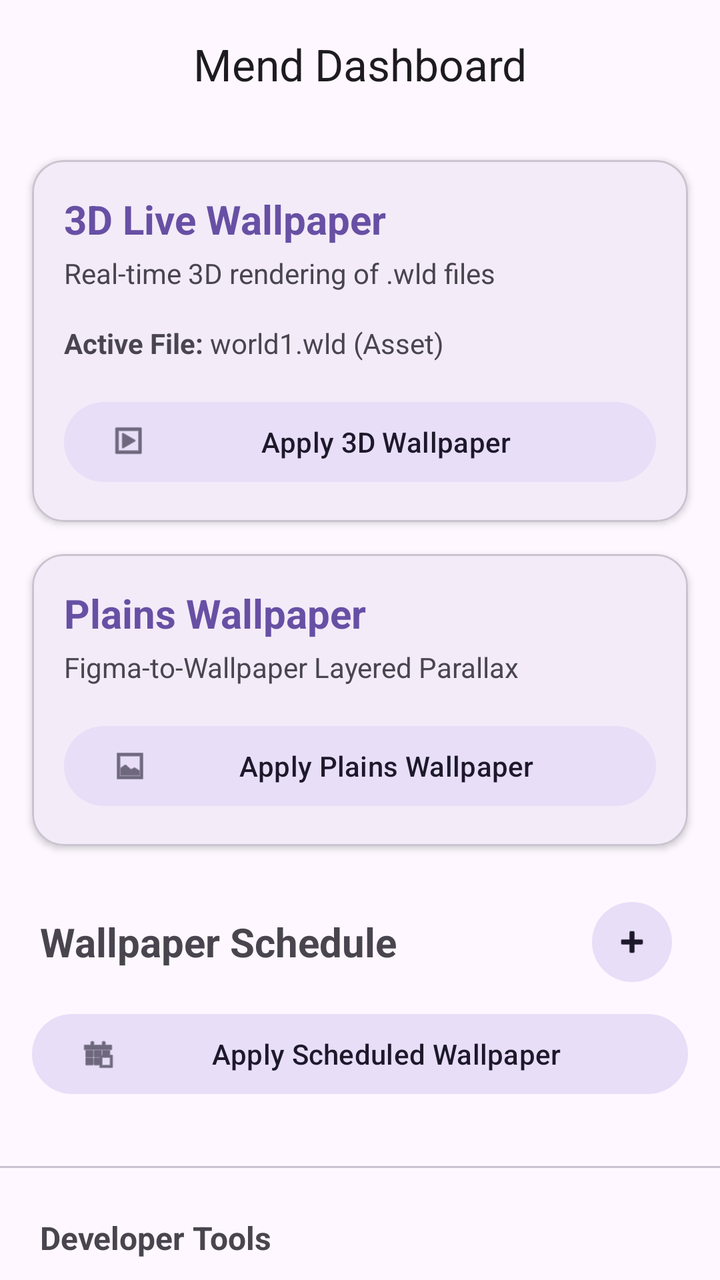
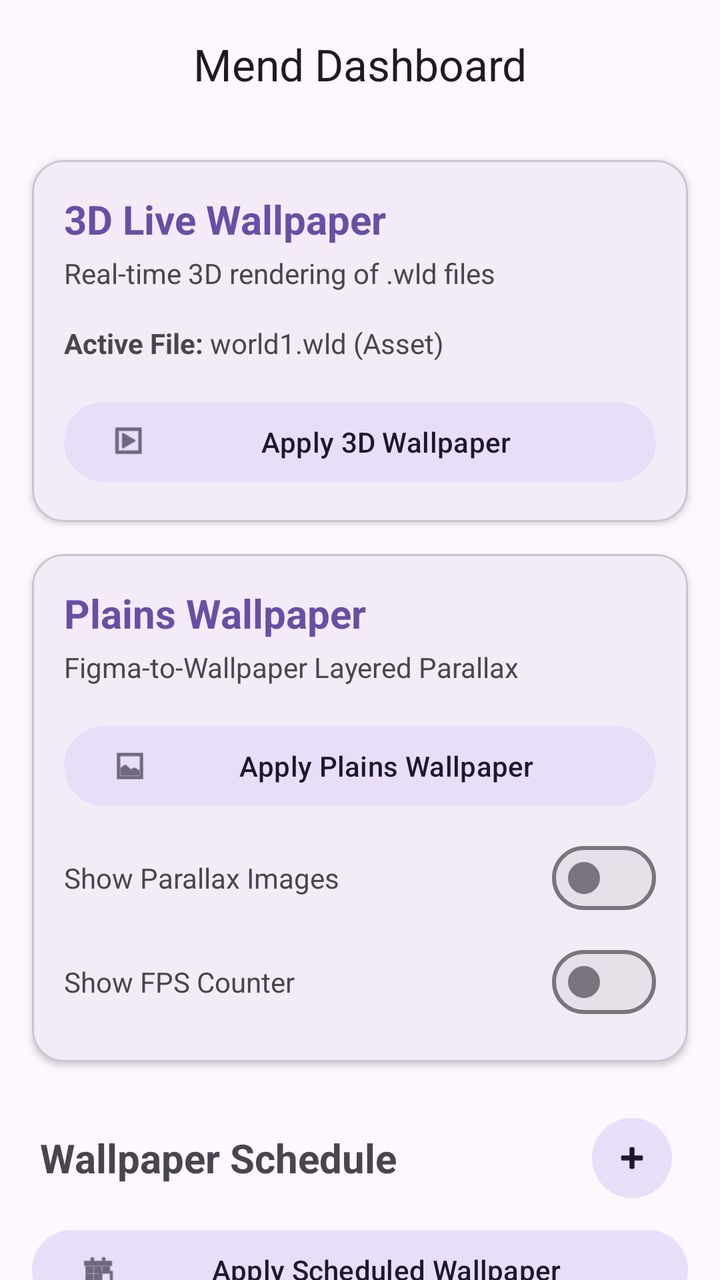

Screens rendered from an Android XML layout before and after an edit, with the pre-edit source and the edit as a unified diff.
<!-- AndroidManifest.xml: application theme Theme.TelegramAutomation -->
<!-- res/layout/activity_settings.xml -->
<?xml version="1.0" encoding="utf-8"?>
<androidx.coordinatorlayout.widget.CoordinatorLayout xmlns:android="http://schemas.android.com/apk/res/android"
    xmlns:app="http://schemas.android.com/apk/res-auto"
    android:layout_width="match_parent"
    android:layout_height="match_parent"
    android:background="?attr/colorSurface">

    <com.google.android.material.appbar.AppBarLayout
        android:layout_width="match_parent"
        android:layout_height="wrap_content">

        <com.google.android.material.appbar.MaterialToolbar
            android:id="@+id/topAppBar"
            android:layout_width="match_parent"
            android:layout_height="?attr/actionBarSize"
            app:title="Mend Dashboard"
            app:titleCentered="true" />
    </com.google.android.material.appbar.AppBarLayout>

    <androidx.core.widget.NestedScrollView
        android:layout_width="match_parent"
        android:layout_height="match_parent"
        app:layout_behavior="@string/appbar_scrolling_view_behavior">

        <LinearLayout
            android:layout_width="match_parent"
            android:layout_height="wrap_content"
            android:orientation="vertical"
            android:paddingBottom="100dp">

            
            <com.google.android.material.card.MaterialCardView
                android:layout_width="match_parent"
                android:layout_height="wrap_content"
                android:layout_margin="16dp"
                app:cardCornerRadius="16dp"
                app:cardElevation="2dp"
                app:strokeWidth="1dp"
                app:strokeColor="?attr/colorOutlineVariant">

                <LinearLayout
                    android:layout_width="match_parent"
                    android:layout_height="wrap_content"
                    android:orientation="vertical"
                    android:padding="16dp">

                    <TextView
                        android:layout_width="wrap_content"
                        android:layout_height="wrap_content"
                        android:text="3D Live Wallpaper"
                        android:textSize="20sp"
                        android:textStyle="bold"
                        android:textColor="?attr/colorPrimary" />

                    <TextView
                        android:layout_width="wrap_content"
                        android:layout_height="wrap_content"
                        android:layout_marginTop="4dp"
                        android:text="Real-time 3D rendering of .wld files"
                        android:textSize="14sp"
                        android:textColor="?attr/colorOnSurfaceVariant" />

                    <LinearLayout
                        android:layout_width="match_parent"
                        android:layout_height="wrap_content"
                        android:layout_marginTop="16dp"
                        android:gravity="center_vertical"
                        android:orientation="horizontal">

                        <TextView
                            android:layout_width="wrap_content"
                            android:layout_height="wrap_content"
                            android:text="Active File: "
                            android:textStyle="bold" />

                        <TextView
                            android:id="@+id/active_wld_file_textview"
                            android:layout_width="wrap_content"
                            android:layout_height="wrap_content"
                            android:text="world1.wld (Asset)"
                            android:textColor="?attr/colorOnSurfaceVariant" />
                    </LinearLayout>

                    <com.google.android.material.button.MaterialButton
                        android:id="@+id/set_3d_wallpaper_button"
                        style="@style/Widget.Material3.Button.TonalButton"
                        android:layout_width="match_parent"
                        android:layout_height="wrap_content"
                        android:layout_marginTop="16dp"
                        android:text="Apply 3D Wallpaper"
                        app:icon="@android:drawable/ic_menu_slideshow" />

                </LinearLayout>
            </com.google.android.material.card.MaterialCardView>

            
            <com.google.android.material.card.MaterialCardView
                android:layout_width="match_parent"
                android:layout_height="wrap_content"
                android:layout_marginHorizontal="16dp"
                android:layout_marginBottom="16dp"
                app:cardCornerRadius="16dp"
                app:cardElevation="2dp"
                app:strokeWidth="1dp"
                app:strokeColor="?attr/colorOutlineVariant">

                <LinearLayout
                    android:layout_width="match_parent"
                    android:layout_height="wrap_content"
                    android:orientation="vertical"
                    android:padding="16dp">

                    <TextView
                        android:layout_width="wrap_content"
                        android:layout_height="wrap_content"
                        android:text="Plains Wallpaper"
                        android:textSize="20sp"
                        android:textStyle="bold"
                        android:textColor="?attr/colorPrimary" />

                    <TextView
                        android:layout_width="wrap_content"
                        android:layout_height="wrap_content"
                        android:layout_marginTop="4dp"
                        android:text="Figma-to-Wallpaper Layered Parallax"
                        android:textSize="14sp"
                        android:textColor="?attr/colorOnSurfaceVariant" />

                    <com.google.android.material.button.MaterialButton
                        android:id="@+id/set_plains_wallpaper_button"
                        style="@style/Widget.Material3.Button.TonalButton"
                        android:layout_width="match_parent"
                        android:layout_height="wrap_content"
                        android:layout_marginTop="16dp"
                        android:text="Apply Plains Wallpaper"
                        app:icon="@android:drawable/ic_menu_gallery" />

                </LinearLayout>
            </com.google.android.material.card.MaterialCardView>

            
            <LinearLayout
                android:layout_width="match_parent"
                android:layout_height="wrap_content"
                android:gravity="center_vertical"
                android:orientation="horizontal"
                android:paddingHorizontal="20dp"
                android:paddingTop="8dp">

                <TextView
                    android:layout_width="0dp"
                    android:layout_height="wrap_content"
                    android:layout_weight="1"
                    android:text="Wallpaper Schedule"
                    android:textSize="20sp"
                    android:textStyle="bold" />

                <com.google.android.material.button.MaterialButton
                    android:id="@+id/add_wallpaper_schedule_button"
                    style="@style/Widget.Material3.Button.IconButton.Filled.Tonal"
                    android:layout_width="wrap_content"
                    android:layout_height="wrap_content"
                    app:icon="@android:drawable/ic_input_add" />
            </LinearLayout>

            <com.google.android.material.button.MaterialButton
                android:id="@+id/set_scheduled_wallpaper_button"
                style="@style/Widget.Material3.Button.TonalButton"
                android:layout_width="match_parent"
                android:layout_height="wrap_content"
                android:layout_marginHorizontal="16dp"
                android:layout_marginTop="8dp"
                android:text="Apply Scheduled Wallpaper"
                app:icon="@android:drawable/ic_menu_today" />

            <androidx.recyclerview.widget.RecyclerView
                android:id="@+id/wallpaper_schedule_list"
                android:layout_width="match_parent"
                android:layout_height="wrap_content"
                android:layout_marginTop="8dp"
                android:nestedScrollingEnabled="false" />

            
            <com.google.android.material.divider.MaterialDivider
                android:layout_width="match_parent"
                android:layout_height="wrap_content"
                android:layout_marginVertical="24dp" />

            <TextView
                android:layout_width="wrap_content"
                android:layout_height="wrap_content"
                android:layout_marginHorizontal="20dp"
                android:text="Developer Tools"
                android:textSize="16sp"
                android:textStyle="bold" />

            <LinearLayout
                android:layout_width="match_parent"
                android:layout_height="wrap_content"
                android:orientation="horizontal"
                android:paddingHorizontal="16dp"
                android:paddingTop="8dp">

                <com.google.android.material.button.MaterialButton
                    android:id="@+id/capture_layout_button"
                    style="@style/Widget.Material3.Button.TextButton"
                    android:layout_width="wrap_content"
                    android:layout_height="wrap_content"
                    android:text="Capture Layout" />

                <com.google.android.material.button.MaterialButton
                    android:id="@+id/copy_json_button"
                    style="@style/Widget.Material3.Button.TextButton"
                    android:layout_width="wrap_content"
                    android:layout_height="wrap_content"
                    android:text="Copy JSON" />
            </LinearLayout>

            <TextView
                android:id="@+id/layout_json_textview"
                android:layout_width="match_parent"
                android:layout_height="wrap_content"
                android:layout_marginHorizontal="20dp"
                android:ellipsize="end"
                android:maxLines="3"
                android:text="Captured Layout: No layout captured"
                android:textSize="12sp"
                android:textColor="?attr/colorOnSurfaceVariant" />

        </LinearLayout>
    </androidx.core.widget.NestedScrollView>

</androidx.coordinatorlayout.widget.CoordinatorLayout>
<!-- resources referenced by this layout -->
<resources>
  <style name="Theme.TelegramAutomation" parent="Theme.Material3.DayNight.NoActionBar">
          
      </style>
</resources>

<!-- the commit's change to res/layout/activity_settings.xml (unified diff, before → after) -->
@@ -135,6 +135,44 @@
                         android:text="Apply Plains Wallpaper"
                         app:icon="@android:drawable/ic_menu_gallery" />
 
+                    <LinearLayout
+                        android:layout_width="match_parent"
+                        android:layout_height="wrap_content"
+                        android:layout_marginTop="8dp"
+                        android:orientation="horizontal"
+                        android:gravity="center_vertical">
+
+                        <TextView
+                            android:layout_width="0dp"
+                            android:layout_height="wrap_content"
+                            android:layout_weight="1"
+                            android:text="Show Parallax Images" />
+
+                        <com.google.android.material.materialswitch.MaterialSwitch
+                            android:id="@+id/toggle_images_switch"
+                            android:layout_width="wrap_content"
+                            android:layout_height="wrap_content" />
+                    </LinearLayout>
+
+                    <LinearLayout
+                        android:layout_width="match_parent"
+                        android:layout_height="wrap_content"
+                        android:layout_marginTop="4dp"
+                        android:orientation="horizontal"
+                        android:gravity="center_vertical">
+
+                        <TextView
+                            android:layout_width="0dp"
+                            android:layout_height="wrap_content"
+                            android:layout_weight="1"
+                            android:text="Show FPS Counter" />
+
+                        <com.google.android.material.materialswitch.MaterialSwitch
+                            android:id="@+id/toggle_fps_switch"
+                            android:layout_width="wrap_content"
+                            android:layout_height="wrap_content" />
+                    </LinearLayout>
+
                 </LinearLayout>
             </com.google.android.material.card.MaterialCardView>
 
